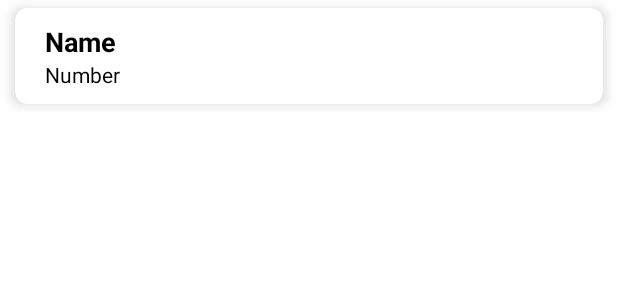
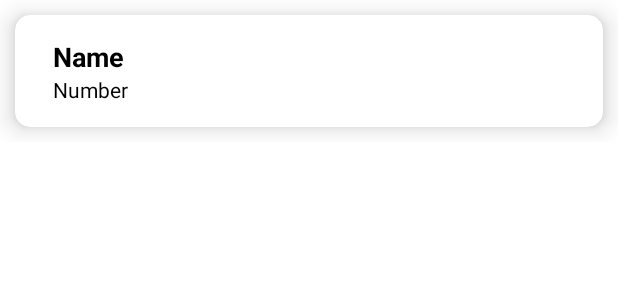
Before and after one commit to bhargav-18/MAD-Practicals, an Android app: the layout row_layout.xml on its own in the app's theme, with its tools: preview values and no code run, on a phone screen of 412 x 824 dp. Shown: the top 300 px of the screen. Run offline under Robolectric (Android 15) with nearby library versions, the phone set to English and light mode, and no system bars.

Commit message:
lv click left

```diff
--- a/Practical12_19012021093/app/src/main/res/layout/adapter_layout.xml
+++ b/Practical12_19012021093/app/src/main/res/layout/row_layout.xml
@@ -1,28 +1,26 @@
 <?xml version="1.0" encoding="utf-8"?>
+
 <LinearLayout xmlns:android="http://schemas.android.com/apk/res/android"
+    xmlns:app="http://schemas.android.com/apk/res-auto"
     xmlns:tools="http://schemas.android.com/tools"
     android:layout_width="match_parent"
-    android:layout_height="wrap_content"
-    xmlns:app="http://schemas.android.com/apk/res-auto"
-    android:orientation="horizontal"
-    tools:ignore="UselessParent">
+    android:layout_height="wrap_content">
+
     <com.google.android.material.card.MaterialCardView
         android:layout_width="match_parent"
         android:layout_height="wrap_content"
-        app:cardCornerRadius="8dp"
-        app:cardElevation="5dp"
-        android:layout_marginVertical="5dp"
-        android:layout_marginHorizontal="10dp">
+        android:layout_margin="10dp"
+        app:cardCornerRadius="10dp"
+        app:cardElevation="10dp">
 
         <LinearLayout
             android:layout_width="match_parent"
             android:layout_height="match_parent"
-            android:gravity="center_vertical"
-
-            android:orientation="vertical">
+            android:orientation="vertical"
+            android:padding="5dp">
 
             <TextView
-                android:id="@+id/name_textview"
+                android:id="@+id/tvName"
                 android:layout_width="wrap_content"
                 android:layout_height="wrap_content"
                 android:layout_marginLeft="20dp"
@@ -34,18 +32,17 @@
                 tools:ignore="RtlHardcoded" />
 
             <TextView
-                android:id="@+id/number_textview"
+                android:id="@+id/tvPhone"
                 android:layout_width="wrap_content"
                 android:layout_height="wrap_content"
+                android:layout_marginLeft="20dp"
                 android:layout_marginBottom="10dp"
                 android:gravity="top|left"
                 android:text="Number"
-                android:layout_marginLeft="20dp"
                 android:textColor="@android:color/black"
                 android:textSize="14sp"
                 tools:ignore="RtlHardcoded" />
 
         </LinearLayout>
     </com.google.android.material.card.MaterialCardView>
-
 </LinearLayout>
```
Also changed, not shown: Practical12_19012021093/app/src/main/java/com/example/practical12_19012021093/ContactListAdapter.kt (+5 -5 lines), Practical12_19012021093/app/src/main/java/com/example/practical12_19012021093/MainActivity.kt (+27 -20 lines), Practical12_19012021093/app/src/main/res/layout/activity_main.xml (+14 -1 lines).
